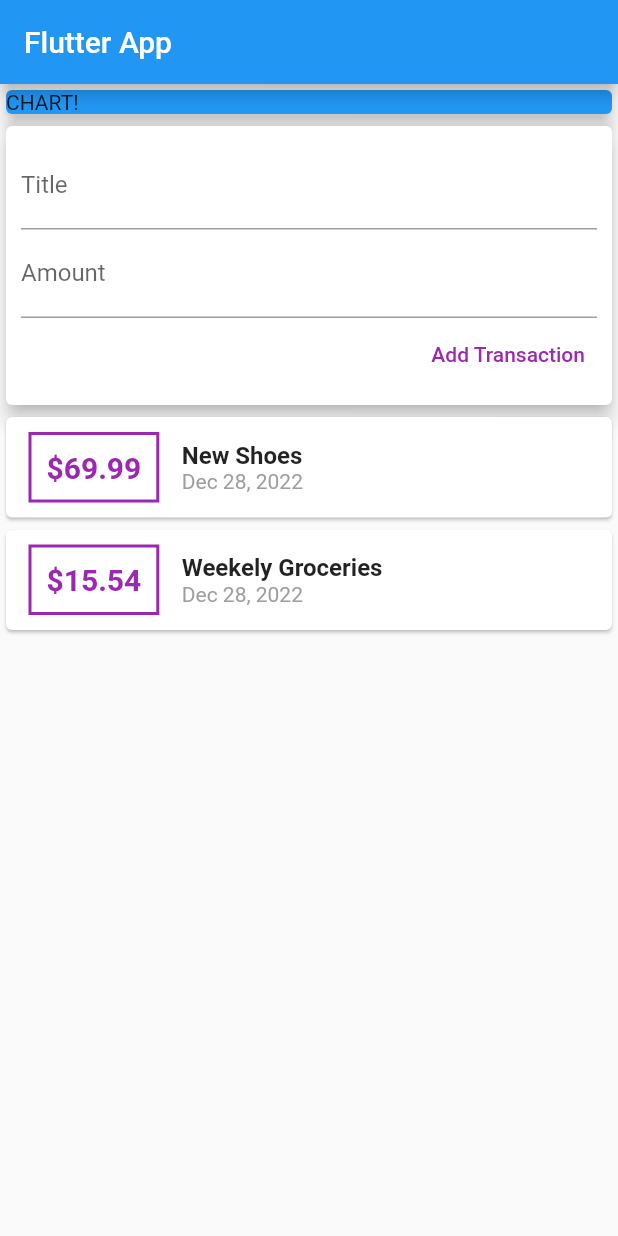
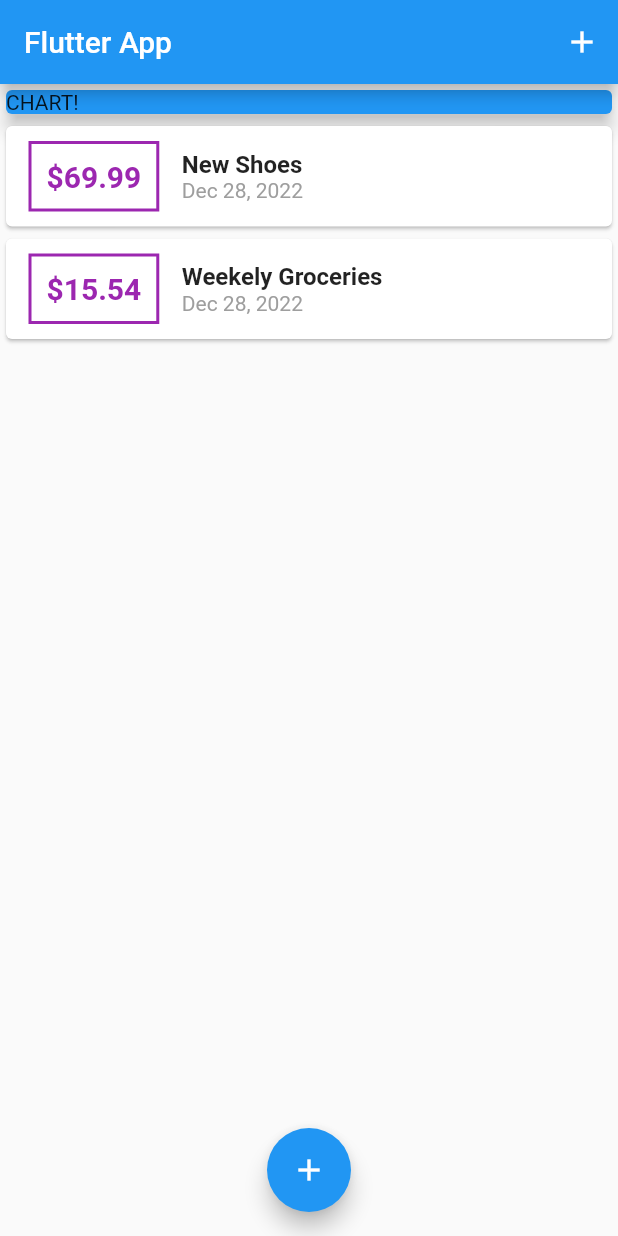
Before and after one commit to AdityaTrivedi14/Flutter-Expense-App, a Flutter app: the screen it shows after launch, on a phone screen of 412 x 824 dp. Run offline on Flutter 3.47's test engine with Material 2 defaults, Android fonts, the phone set to English and light mode, and no system bars.

Commit message:
Refactoring Code + UI Changes

```diff
--- a/lib/main.dart
+++ b/lib/main.dart
@@ -1,5 +1,7 @@
+import './widgets/new_transaction.dart';
 import 'package:flutter/material.dart';
-import './widgets/user_transactions.dart';
+import './widgets/transaction_list.dart';
+import './models/transaction.dart';
 
 void main() => runApp(MyApp());
 
@@ -13,18 +15,65 @@ class MyApp extends StatelessWidget {
   }
 }
 
-class MyHomePage extends StatelessWidget {
+class MyHomePage extends StatefulWidget {
+  @override
+  State<MyHomePage> createState() => _MyHomePageState();
+}
+
+class _MyHomePageState extends State<MyHomePage> {
   // String titleInput;
-  // String amountInput;
 
-  // final titleController = TextEditingController();
-  // final amountController = TextEditingController();
+  final List<Transaction> _userTransactions = [
+    Transaction(
+      id: 'T1',
+      title: 'New Shoes',
+      amount: 69.99,
+      date: DateTime.now(),
+    ),
+    Transaction(
+      id: 'T2',
+      title: 'Weekely Groceries',
+      amount: 15.54,
+      date: DateTime.now(),
+    )
+  ];
+
+  void _addNewTransaction(String txTitle, double txAmount) {
+    final newTx = Transaction(
+      id: DateTime.now().toString(),
+      title: txTitle,
+      amount: txAmount,
+      date: DateTime.now(),
+    );
+
+    setState(() {
+      _userTransactions.add(newTx);
+    });
+  }
+
+  void _startAddNewTransaction(BuildContext ctx) {
+    showModalBottomSheet(
+        context: ctx,
+        builder: (_) {
+          return GestureDetector(
+            onTap: () {},
+            child: NewTransaction(_addNewTransaction),
+            behavior: HitTestBehavior.opaque,
+          );
+        });
+  }
 
   @override
   Widget build(BuildContext context) {
     return Scaffold(
       appBar: AppBar(
         title: Text('Flutter App'),
+        actions: <Widget>[
+          IconButton(
+            icon: Icon(Icons.add),
+            onPressed: () => _startAddNewTransaction(context),
+          )
+        ],
       ),
       body: SingleChildScrollView(
         child: Column(
@@ -39,8 +88,13 @@ class MyHomePage extends StatelessWidget {
                   child: Text('CHART!'),
                 ),
               ),
-              UserTransactions()
+              TransactionList(_userTransactions),
             ]),
+      ),
+      floatingActionButtonLocation: FloatingActionButtonLocation.centerFloat,
+      floatingActionButton: FloatingActionButton(
+        child: Icon(Icons.add),
+        onPressed: () => _startAddNewTransaction(context),
       ),
     );
   }
--- a/lib/widgets/user_transactions.dart
+++ /dev/null
@@ -1,52 +0,0 @@
-import 'package:flutter/material.dart';
-
-import './new_transaction.dart';
-import './transaction_list.dart';
-import '../models/transaction.dart';
-
-class UserTransactions extends StatefulWidget {
-  // const UserTransactions({Key key}) : super(key: key);
-
-  @override
-  State<UserTransactions> createState() => _UserTransactionsState();
-}
-
-class _UserTransactionsState extends State<UserTransactions> {
-  final List<Transaction> _userTransactions = [
-    Transaction(
-      id: 'T1',
-      title: 'New Shoes',
-      amount: 69.99,
-      date: DateTime.now(),
-    ),
-    Transaction(
-      id: 'T2',
-      title: 'Weekely Groceries',
-      amount: 15.54,
-      date: DateTime.now(),
-    )
-  ];
-
-  void _addNewTransaction(String txTitle, double txAmount) {
-    final newTx = Transaction(
-      id: DateTime.now().toString(),
-      title: txTitle,
-      amount: txAmount,
-      date: DateTime.now(),
-    );
-
-    setState(() {
-      _userTransactions.add(newTx);
-    });
-  }
-
-  @override
-  Widget build(BuildContext context) {
-    return Column(
-      children: <Widget>[
-        NewTransaction(_addNewTransaction),
-        TransactionList(_userTransactions),
-      ],
-    );
-  }
-}
```
Also changed, not shown: lib/widgets/new_transaction.dart (+12 -4 lines).
